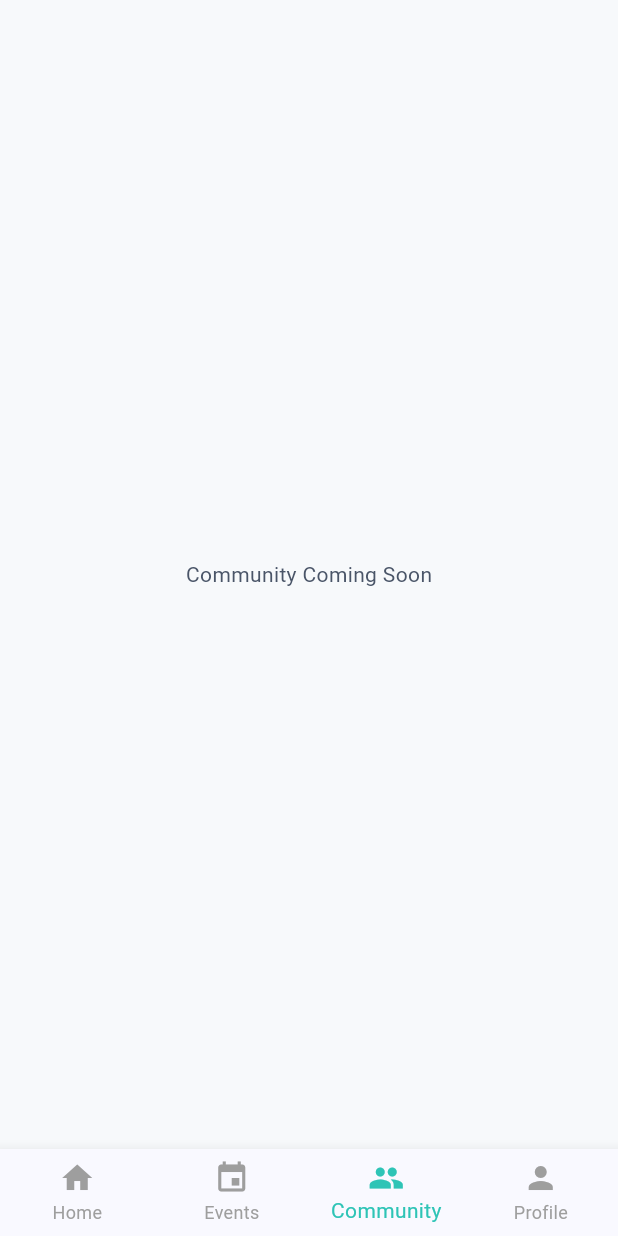
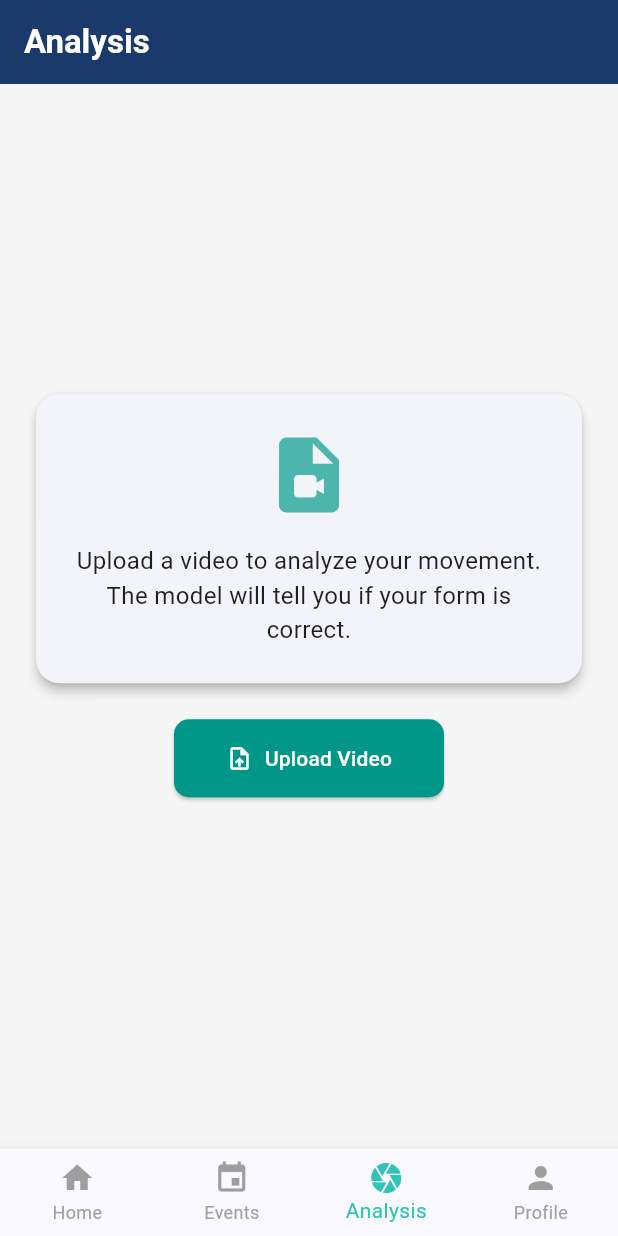
Before and after one commit to Mohammedab1109/Health, a Flutter app: the screen it shows once a user with an empty profile is signed in, item 3 of the bottom bar chosen, on a phone screen of 412 x 824 dp. Run offline on Flutter 3.47's test engine with Material 3 defaults, Android fonts, the phone set to English and light mode, and no system bars; our stand-ins replace cached_network_image, camera, cloud_firestore, firebase_auth, firebase_core, flutter_map and 5 more; missing offline and left inert: cloudinary_public, google_ml_kit, tflite_flutter; accounts and stored records are empty.

Commit message:
AI model

```diff
--- a/lib/layouts/main_layout.dart
+++ b/lib/layouts/main_layout.dart
@@ -6,6 +6,7 @@ import 'package:health/theme/app_theme.dart';
 import 'package:health/pages/create_event_page.dart';
 import 'package:health/pages/event_list_page.dart';
 import 'package:health/pages/test_image_upload_page.dart';
+import 'package:health/pages/pose_detection_screen.dart';
 
 class MainLayout extends StatefulWidget {
   final int initialPageIndex;
@@ -30,8 +31,7 @@ class _MainLayoutState extends State<MainLayout> {
     _pages = [
       const HomePage(),
       const EventListPage(),
-      // Placeholder for Community page
-      const Center(child: Text('Community Coming Soon')),
+      const PoseDetectionScreen(), // ML-based pose detection and analysis
       const ProfilePage(),
     ];
   }
@@ -98,8 +98,8 @@ class _MainLayoutState extends State<MainLayout> {
             label: 'Events',
           ),
           BottomNavigationBarItem(
-            icon: Icon(Icons.group),
-            label: 'Community',
+            icon: Icon(Icons.camera),
+            label: 'Analysis',
           ),
           BottomNavigationBarItem(
             icon: Icon(Icons.person),
--- /dev/null
+++ b/lib/pages/pose_detection_screen.dart
@@ -0,0 +1,215 @@
+import 'dart:io';
+import 'package:flutter/material.dart';
+import 'package:image_picker/image_picker.dart';
+import 'package:video_player/video_player.dart';
+import '../services/pose_detector_service.dart';
+import '../services/bilstm_service.dart';
+
+class PoseDetectionScreen extends StatefulWidget {
+  const PoseDetectionScreen({Key? key}) : super(key: key);
+
+  @override
+  _PoseDetectionScreenState createState() => _PoseDetectionScreenState();
+}
+
+class _PoseDetectionScreenState extends State<PoseDetectionScreen> {
+  VideoPlayerController? _videoController;
+  String? _videoPath;
+  String? _result;
+  bool _isProcessing = false;
+  final PoseDetectorService _poseDetector = PoseDetectorService();
+  final BiLSTMService _biLSTMService = BiLSTMService();
+
+
+  @override
+  void initState() {
+    super.initState();
+    _initializeBiLSTMModel();
+  }
+
+  Future<void> _initializeBiLSTMModel() async {
+    try {
+      await _biLSTMService.initializeModel('assets/my_model.tflite');
+      print('BiLSTM model initialized successfully');
+    } catch (e) {
+      print('Error initializing BiLSTM model: $e');
+    }
+  }
+
+
+  Future<void> _pickVideo() async {
+    final picker = ImagePicker();
+    final pickedFile = await picker.pickVideo(source: ImageSource.gallery);
+    if (pickedFile != null) {
+      setState(() {
+        _videoPath = pickedFile.path;
+        _result = null;
+      });
+      _videoController = VideoPlayerController.file(File(_videoPath!))
+        ..initialize().then((_) {
+          setState(() {});
+        });
+    }
+  }
+
+  Future<void> _processVideo() async {
+    if (_videoPath == null) return;
+    setState(() { _isProcessing = true; _result = null; });
+    try {
+      final poses = await _poseDetector.detectPose(_videoPath!);
+      final keyPoints = await _poseDetector.extractKeyPoints(poses);
+      const List<String> landmarkOrder = [
+        'nose', 'leftEyeInner', 'leftEye', 'leftEyeOuter', 'rightEyeInner', 'rightEye', 'rightEyeOuter',
+        'leftEar', 'rightEar', 'leftMouth', 'rightMouth',
+        'leftShoulder', 'rightShoulder', 'leftElbow', 'rightElbow',
+        'leftWrist', 'rightWrist', 'leftPinky', 'rightPinky',
+        'leftIndex', 'rightIndex', 'leftThumb', 'rightThumb',
+        'leftHip', 'rightHip', 'leftKnee', 'rightKnee',
+        'leftAnkle', 'rightAnkle', 'leftHeel', 'rightHeel',
+        'leftFootIndex', 'rightFootIndex'
+      ];
+      List<List<double>> formattedKeyPoints = keyPoints.map((pose) {
+        List<double> flat = [];
+        for (final name in landmarkOrder) {
+          final point = pose[name];
+          if (point != null) {
+            flat.add(point['x'] ?? 0.0);
+            flat.add(point['y'] ?? 0.0);
+            flat.add(point['z'] ?? 0.0);
+          } else {
+            flat.addAll([0.0, 0.0, 0.0]);
+          }
+        }
+        return flat;
+      }).toList();
+      final prediction = await _biLSTMService.runInference(formattedKeyPoints);
+      // Assume binary output: 1 = correct, 0 = wrong
+      setState(() {
+        _result = (prediction.isNotEmpty && prediction[0] > 0.5) ? 'Correct' : 'Wrong';
+        _isProcessing = false;
+      });
+    } catch (e) {
+      setState(() {
+        _result = 'Error processing video';
+        _isProcessing = false;
+      });
+    }
+  }
+
+  @override
+  Widget build(BuildContext context) {
+    return Scaffold(
+      appBar: AppBar(
+        title: const Text('Analysis'),
+      ),
+      body: Container(
+        width: double.infinity,
+        color: Colors.grey[100],
+        child: Center(
+          child: SingleChildScrollView(
+            child: Padding(
+              padding: const EdgeInsets.all(20.0),
+              child: Column(
+                mainAxisAlignment: MainAxisAlignment.center,
+                crossAxisAlignment: CrossAxisAlignment.center,
+                children: [
+                  if (_videoPath == null)
+                    Card(
+                      elevation: 3,
+                      shape: RoundedRectangleBorder(borderRadius: BorderRadius.circular(16)),
+                      child: Padding(
+                        padding: const EdgeInsets.all(24.0),
+                        child: Column(
+                          children: [
+                            Icon(Icons.video_file, size: 60, color: Colors.teal[300]),
+                            const SizedBox(height: 16),
+                            const Text(
+                              'Upload a video to analyze your movement.\nThe model will tell you if your form is correct.',
+                              textAlign: TextAlign.center,
+                              style: TextStyle(fontSize: 16, color: Colors.black87),
+                            ),
+                          ],
+                        ),
+                      ),
+                    ),
+                  const SizedBox(height: 20),
+                  ElevatedButton.icon(
+                    onPressed: _isProcessing ? null : _pickVideo,
+                    icon: const Icon(Icons.upload_file),
+                    label: const Text('Upload Video'),
+                    style: ElevatedButton.styleFrom(
+                      minimumSize: const Size(180, 48),
+                      backgroundColor: Colors.teal,
+                      foregroundColor: Colors.white,
+                    ),
+                  ),
+                  if (_videoPath != null && _videoController != null && _videoController!.value.isInitialized)
+                    Column(
+                      children: [
+                        AspectRatio(
+                          aspectRatio: _videoController!.value.aspectRatio,
+                          child: ClipRRect(
+                            borderRadius: BorderRadius.circular(12),
+                            child: VideoPlayer(_videoController!),
+                          ),
+                        ),
+                        const SizedBox(height: 12),
+                        ElevatedButton.icon(
+                          onPressed: _isProcessing ? null : _processVideo,
+                          icon: const Icon(Icons.analytics),
+                          label: _isProcessing
+                              ? const SizedBox(width: 24, height: 24, child: CircularProgressIndicator(strokeWidth: 2))
+                              : const Text('Analyze'),
+                          style: ElevatedButton.styleFrom(
+                            backgroundColor: Colors.teal[400],
+                            foregroundColor: Colors.white,
+                            minimumSize: const Size(180, 44),
+                          ),
+                        ),
+                      ],
+                    ),
+                  const SizedBox(height: 32),
+                  if (_result != null)
+                    Card(
+                      elevation: 4,
+                      shape: RoundedRectangleBorder(borderRadius: BorderRadius.circular(16)),
+                      color: _result == 'Correct' ? Colors.green[50] : (_result == 'Wrong' ? Colors.red[50] : Colors.orange[50]),
+                      child: Padding(
+                        padding: const EdgeInsets.symmetric(vertical: 32, horizontal: 24),
+                        child: Column(
+                          children: [
+                            Icon(
+                              _result == 'Correct' ? Icons.check_circle : (_result == 'Wrong' ? Icons.cancel : Icons.info),
+                              size: 60,
+                              color: _result == 'Correct' ? Colors.green : (_result == 'Wrong' ? Colors.red : Colors.orange),
+                            ),
+                            const SizedBox(height: 16),
+                            Text(
+                              _result!,
+                              style: TextStyle(
+                                fontSize: 32,
+                                fontWeight: FontWeight.bold,
+                                color: _result == 'Correct' ? Colors.green : (_result == 'Wrong' ? Colors.red : Colors.orange),
+                              ),
+                            ),
+                          ],
+                        ),
+                      ),
+                    ),
+                ],
+              ),
+            ),
+          ),
+        ),
+      ),
+    );
+  }
+
+  @override
+  void dispose() {
+    _videoController?.dispose();
+    _poseDetector.dispose();
+    _biLSTMService.dispose();
+    super.dispose();
+  }
+}
```
Also changed, not shown: lib/services/bilstm_service.dart (added, +43 -0 lines), lib/services/pose_detector_service.dart (added, +44 -0 lines), 4 other files.
